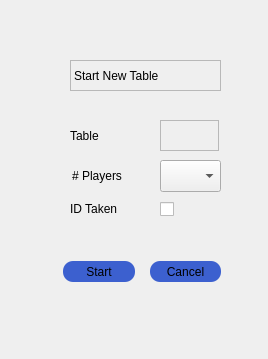
Above: tablestart.ui from aj501/NickBilliardsPrjQT before the change. Below: the same form after it.
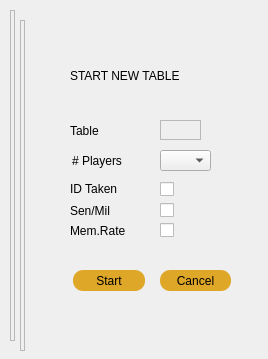
That is the form after the change.

Commit message: Added Senior/Military/Member Rate checkbox in tablestart and tableedit; Removed transfer button from tableedit; improved starttable and edittable UI(ie, left side lines, save and cancel button color)

The edit to the form file:
```diff
--- a/tablestart.ui
+++ b/tablestart.ui
@@ -17,9 +17,9 @@
    <property name="geometry">
     <rect>
      <x>72</x>
-     <y>160</y>
+     <y>150</y>
      <width>71</width>
-     <height>31</height>
+     <height>21</height>
     </rect>
    </property>
    <property name="styleSheet">
@@ -39,7 +39,7 @@
    <property name="geometry">
     <rect>
      <x>70</x>
-     <y>200</y>
+     <y>180</y>
      <width>61</width>
      <height>18</height>
     </rect>
@@ -61,9 +61,9 @@
    <property name="geometry">
     <rect>
      <x>160</x>
-     <y>160</y>
-     <width>61</width>
-     <height>32</height>
+     <y>150</y>
+     <width>51</width>
+     <height>21</height>
     </rect>
    </property>
   </widget>
@@ -71,7 +71,7 @@
    <property name="geometry">
     <rect>
      <x>160</x>
-     <y>200</y>
+     <y>180</y>
      <width>19</width>
      <height>18</height>
     </rect>
@@ -83,14 +83,14 @@
   <widget class="QPushButton" name="startButton">
    <property name="geometry">
     <rect>
-     <x>63</x>
-     <y>261</y>
+     <x>73</x>
+     <y>270</y>
      <width>72</width>
      <height>21</height>
     </rect>
    </property>
    <property name="styleSheet">
-    <string notr="true">border-radius:10px;background-color: rgb(60, 96, 207);</string>
+    <string notr="true">border-radius:10px;background-color: rgb(223, 167, 40);</string>
    </property>
    <property name="text">
     <string>Start</string>
@@ -105,14 +105,14 @@
   <widget class="QPushButton" name="cancelButton">
    <property name="geometry">
     <rect>
-     <x>150</x>
-     <y>261</y>
+     <x>160</x>
+     <y>270</y>
      <width>71</width>
      <height>21</height>
     </rect>
    </property>
    <property name="styleSheet">
-    <string notr="true">border-radius:10px;background-color: rgb(60, 96, 207);</string>
+    <string notr="true">border-radius:10px;background-color: rgb(223, 167, 40);</string>
    </property>
    <property name="text">
     <string>Cancel</string>
@@ -128,13 +128,13 @@
     </rect>
    </property>
    <property name="frameShape">
-    <enum>QFrame::StyledPanel</enum>
+    <enum>QFrame::NoFrame</enum>
    </property>
    <property name="frameShadow">
     <enum>QFrame::Sunken</enum>
    </property>
    <property name="text">
-    <string>Start New Table</string>
+    <string>START NEW TABLE</string>
    </property>
   </widget>
   <widget class="QLabel" name="tableNumber">
@@ -143,7 +143,7 @@
      <x>70</x>
      <y>120</y>
      <width>54</width>
-     <height>31</height>
+     <height>21</height>
     </rect>
    </property>
    <property name="styleSheet">
@@ -164,8 +164,8 @@
     <rect>
      <x>160</x>
      <y>120</y>
-     <width>59</width>
-     <height>31</height>
+     <width>41</width>
+     <height>20</height>
     </rect>
    </property>
    <property name="frameShape">
@@ -175,6 +175,96 @@
     <string/>
    </property>
   </widget>
+  <widget class="QLabel" name="label_11">
+   <property name="geometry">
+    <rect>
+     <x>10</x>
+     <y>10</y>
+     <width>5</width>
+     <height>331</height>
+    </rect>
+   </property>
+   <property name="frameShape">
+    <enum>QFrame::StyledPanel</enum>
+   </property>
+   <property name="text">
+    <string/>
+   </property>
+  </widget>
+  <widget class="QLabel" name="label_12">
+   <property name="geometry">
+    <rect>
+     <x>20</x>
+     <y>20</y>
+     <width>5</width>
+     <height>331</height>
+    </rect>
+   </property>
+   <property name="frameShape">
+    <enum>QFrame::StyledPanel</enum>
+   </property>
+   <property name="text">
+    <string/>
+   </property>
+  </widget>
+  <widget class="QLabel" name="label_8">
+   <property name="geometry">
+    <rect>
+     <x>70</x>
+     <y>200</y>
+     <width>61</width>
+     <height>21</height>
+    </rect>
+   </property>
+   <property name="frameShape">
+    <enum>QFrame::NoFrame</enum>
+   </property>
+   <property name="text">
+    <string>Sen/Mil</string>
+   </property>
+  </widget>
+  <widget class="QCheckBox" name="checkBox_2">
+   <property name="geometry">
+    <rect>
+     <x>160</x>
+     <y>200</y>
+     <width>86</width>
+     <height>20</height>
+    </rect>
+   </property>
+   <property name="text">
+    <string/>
+   </property>
+  </widget>
+  <widget class="QCheckBox" name="checkBox_3">
+   <property name="geometry">
+    <rect>
+     <x>160</x>
+     <y>220</y>
+     <width>86</width>
+     <height>20</height>
+    </rect>
+   </property>
+   <property name="text">
+    <string/>
+   </property>
+  </widget>
+  <widget class="QLabel" name="label_9">
+   <property name="geometry">
+    <rect>
+     <x>70</x>
+     <y>220</y>
+     <width>71</width>
+     <height>21</height>
+    </rect>
+   </property>
+   <property name="frameShape">
+    <enum>QFrame::NoFrame</enum>
+   </property>
+   <property name="text">
+    <string>Mem.Rate</string>
+   </property>
+  </widget>
  </widget>
  <resources/>
  <connections/>
```
The commit also changes 10 other files.
